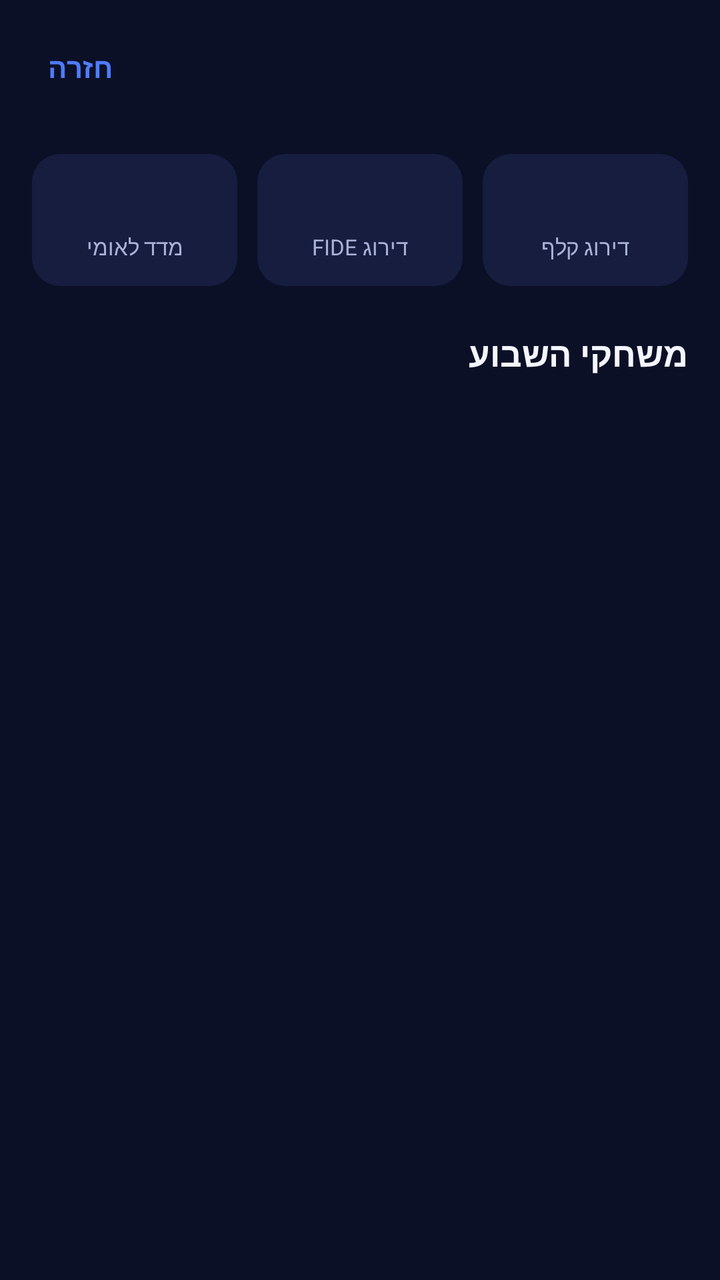
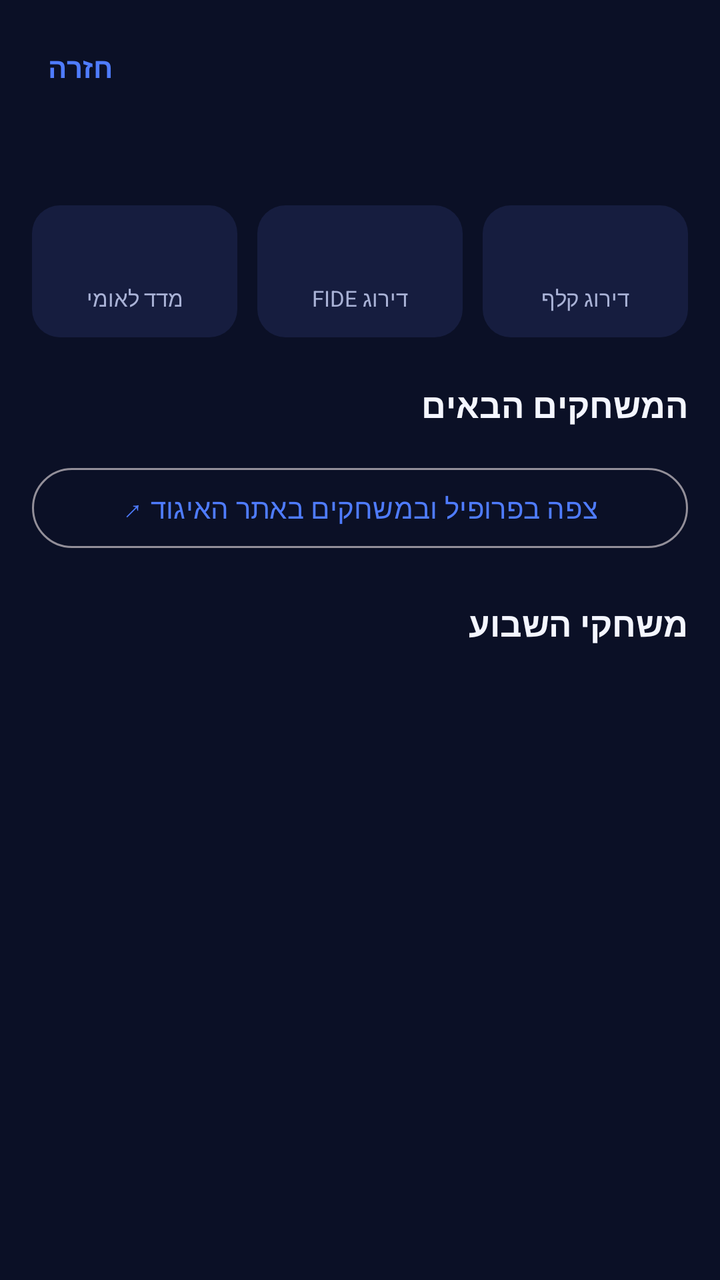

Before-and-after screenshots of an Android layout around one commit, followed by the original layout XML and the change that was made.
<!-- AndroidManifest.xml: application theme Theme.FantasyChess -->
<!-- res/layout/fragment_player_detail.xml -->
<?xml version="1.0" encoding="utf-8"?>
<androidx.core.widget.NestedScrollView xmlns:android="http://schemas.android.com/apk/res/android"
    android:layout_width="match_parent"
    android:layout_height="match_parent"
    android:fillViewport="true">

    <LinearLayout
        android:layout_width="match_parent"
        android:layout_height="wrap_content"
        android:orientation="vertical"
        android:padding="16dp">

        <TextView
            android:id="@+id/detail_back"
            android:layout_width="wrap_content"
            android:layout_height="wrap_content"
            android:background="?attr/selectableItemBackground"
            android:padding="8dp"
            android:text="@string/common_back"
            android:textColor="@color/electric_blue"
            android:textSize="14sp"
            android:textStyle="bold" />

        <FrameLayout
            android:id="@+id/detail_card_container"
            android:layout_width="210dp"
            android:layout_height="wrap_content"
            android:layout_gravity="center_horizontal"
            android:layout_marginTop="8dp" />

        <TextView
            android:id="@+id/detail_not_owned"
            android:layout_width="match_parent"
            android:layout_height="wrap_content"
            android:layout_marginTop="6dp"
            android:gravity="center"
            android:text="@string/player_not_owned"
            android:textColor="@color/text_secondary"
            android:textSize="12sp"
            android:visibility="gone" />

        <LinearLayout
            android:layout_width="match_parent"
            android:layout_height="wrap_content"
            android:layout_marginTop="18dp"
            android:orientation="horizontal">

            <LinearLayout
                android:layout_width="0dp"
                android:layout_height="wrap_content"
                android:layout_marginEnd="5dp"
                android:layout_weight="1"
                android:background="@drawable/bg_surface_rounded"
                android:gravity="center"
                android:orientation="vertical"
                android:padding="12dp">

                <TextView
                    android:id="@+id/stat_national"
                    android:layout_width="wrap_content"
                    android:layout_height="wrap_content"
                    android:textColor="@color/text_primary"
                    android:textSize="20sp"
                    android:textStyle="bold" />

                <TextView
                    android:layout_width="wrap_content"
                    android:layout_height="wrap_content"
                    android:text="@string/player_national_rating"
                    android:textColor="@color/text_secondary"
                    android:textSize="11sp" />
            </LinearLayout>

            <LinearLayout
                android:layout_width="0dp"
                android:layout_height="wrap_content"
                android:layout_marginStart="5dp"
                android:layout_marginEnd="5dp"
                android:layout_weight="1"
                android:background="@drawable/bg_surface_rounded"
                android:gravity="center"
                android:orientation="vertical"
                android:padding="12dp">

                <TextView
                    android:id="@+id/stat_fide"
                    android:layout_width="wrap_content"
                    android:layout_height="wrap_content"
                    android:textColor="@color/text_primary"
                    android:textSize="20sp"
                    android:textStyle="bold" />

                <TextView
                    android:layout_width="wrap_content"
                    android:layout_height="wrap_content"
                    android:text="@string/player_fide_rating"
                    android:textColor="@color/text_secondary"
                    android:textSize="11sp" />
            </LinearLayout>

            <LinearLayout
                android:layout_width="0dp"
                android:layout_height="wrap_content"
                android:layout_marginStart="5dp"
                android:layout_weight="1"
                android:background="@drawable/bg_surface_rounded"
                android:gravity="center"
                android:orientation="vertical"
                android:padding="12dp">

                <TextView
                    android:id="@+id/stat_card"
                    android:layout_width="wrap_content"
                    android:layout_height="wrap_content"
                    android:textColor="@color/text_primary"
                    android:textSize="20sp"
                    android:textStyle="bold" />

                <TextView
                    android:layout_width="wrap_content"
                    android:layout_height="wrap_content"
                    android:text="@string/player_card_rating"
                    android:textColor="@color/text_secondary"
                    android:textSize="11sp" />
            </LinearLayout>
        </LinearLayout>

        <TextView
            android:layout_width="match_parent"
            android:layout_height="wrap_content"
            android:layout_marginTop="22dp"
            android:text="@string/player_week_games"
            android:textColor="@color/text_primary"
            android:textSize="17sp"
            android:textStyle="bold" />

        <TextView
            android:id="@+id/detail_no_games"
            android:layout_width="match_parent"
            android:layout_height="wrap_content"
            android:layout_marginTop="20dp"
            android:gravity="center"
            android:text="@string/player_no_games"
            android:textColor="@color/text_secondary"
            android:visibility="gone" />

        <LinearLayout
            android:id="@+id/detail_games_container"
            android:layout_width="match_parent"
            android:layout_height="wrap_content"
            android:layout_marginTop="10dp"
            android:orientation="vertical" />
    </LinearLayout>
</androidx.core.widget.NestedScrollView>
<!-- resources referenced by this layout -->
<resources>
  <color name="electric_blue">#4F7CFF</color>
  <color name="text_primary">#F4F6FF</color>
  <color name="text_secondary">#A9B2D6</color>
  <!-- drawable bg_surface_rounded (drawable) -->
  <?xml version="1.0" encoding="utf-8"?>
  <shape xmlns:android="http://schemas.android.com/apk/res/android"
      android:shape="rectangle">
      <solid android:color="@color/surface_navy" />
      <corners android:radius="14dp" />
  </shape>
  <string name="common_back">חזרה</string>
  <string name="player_card_rating">דירוג קלף</string>
  <string name="player_fide_rating">דירוג FIDE</string>
  <string name="player_national_rating">מדד לאומי</string>
  <string name="player_no_games">אין משחקים במחזור הנוכחי</string>
  <string name="player_not_owned">אין לך עדיין קלף של שחקן זה — נסה לפתוח חבילה</string>
  <string name="player_week_games">משחקי השבוע</string>
  <style name="Theme.FantasyChess" parent="Theme.Material3.Dark.NoActionBar">
          <item name="colorPrimary">@color/electric_blue</item>
          <item name="colorOnPrimary">@color/text_primary</item>
          <item name="colorSecondary">@color/gold</item>
          <item name="colorOnSecondary">@color/deep_navy</item>
          <item name="android:colorBackground">@color/deep_navy</item>
          <item name="colorSurface">@color/surface_navy</item>
          <item name="colorOnSurface">@color/text_primary</item>
          <item name="colorSurfaceVariant">@color/surface_navy_high</item>
          <item name="colorOnSurfaceVariant">@color/text_secondary</item>
          <item name="android:windowBackground">@color/deep_navy</item>
          <item name="android:statusBarColor">@color/deep_navy</item>
          <item name="android:navigationBarColor">@color/surface_navy</item>
      </style>
  <color name="surface_navy">#161D3F</color>
  <color name="gold">#F5C842</color>
  <color name="deep_navy">#0B1026</color>
  <color name="surface_navy_high">#1F2750</color>
</resources>

<!-- the commit's change to res/layout/fragment_player_detail.xml (unified diff, before → after) -->
@@ -39,10 +39,19 @@
             android:textSize="12sp"
             android:visibility="gone" />
 
+        <TextView
+            android:id="@+id/detail_team"
+            android:layout_width="match_parent"
+            android:layout_height="wrap_content"
+            android:layout_marginTop="10dp"
+            android:gravity="center"
+            android:textColor="@color/text_secondary"
+            android:textSize="13sp" />
+
         <LinearLayout
             android:layout_width="match_parent"
             android:layout_height="wrap_content"
-            android:layout_marginTop="18dp"
+            android:layout_marginTop="16dp"
             android:orientation="horizontal">
 
             <LinearLayout
@@ -129,6 +138,31 @@
             android:layout_width="match_parent"
             android:layout_height="wrap_content"
             android:layout_marginTop="22dp"
+            android:text="@string/player_next_games"
+            android:textColor="@color/text_primary"
+            android:textSize="17sp"
+            android:textStyle="bold" />
+
+        <LinearLayout
+            android:id="@+id/detail_fixtures_container"
+            android:layout_width="match_parent"
+            android:layout_height="wrap_content"
+            android:layout_marginTop="10dp"
+            android:orientation="vertical" />
+
+        <com.google.android.material.button.MaterialButton
+            android:id="@+id/detail_federation_link"
+            style="@style/Widget.Material3.Button.OutlinedButton"
+            android:layout_width="match_parent"
+            android:layout_height="wrap_content"
+            android:layout_marginTop="6dp"
+            android:text="@string/player_view_on_federation"
+            android:textColor="@color/electric_blue" />
+
+        <TextView
+            android:layout_width="match_parent"
+            android:layout_height="wrap_content"
+            android:layout_marginTop="22dp"
             android:text="@string/player_week_games"
             android:textColor="@color/text_primary"
             android:textSize="17sp"
<!-- resource entries referenced after the edit -->
@@ -14,8 +14,10 @@
   <string name="player_card_rating">דירוג קלף</string>
   <string name="player_fide_rating">דירוג FIDE</string>
   <string name="player_national_rating">מדד לאומי</string>
+  <string name="player_next_games">המשחקים הבאים</string>
   <string name="player_no_games">אין משחקים במחזור הנוכחי</string>
   <string name="player_not_owned">אין לך עדיין קלף של שחקן זה — נסה לפתוח חבילה</string>
+  <string name="player_view_on_federation">צפה בפרופיל ובמשחקים באתר האיגוד ↗</string>
   <string name="player_week_games">משחקי השבוע</string>
   <style name="Theme.FantasyChess" parent="Theme.Material3.Dark.NoActionBar">
           <item name="colorPrimary">@color/electric_blue</item>
